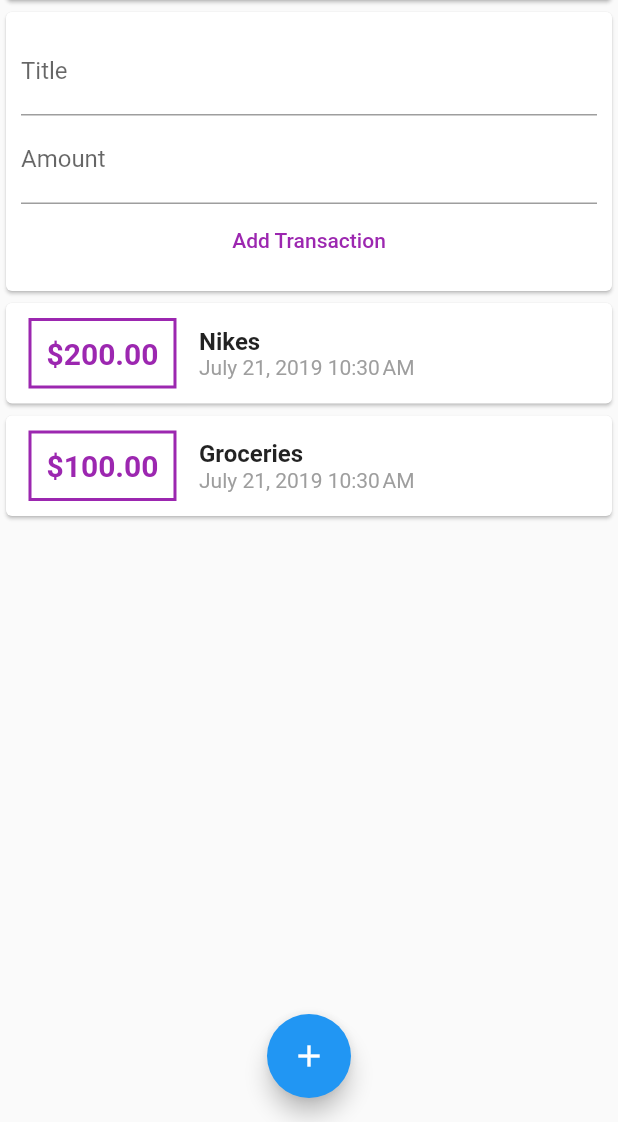
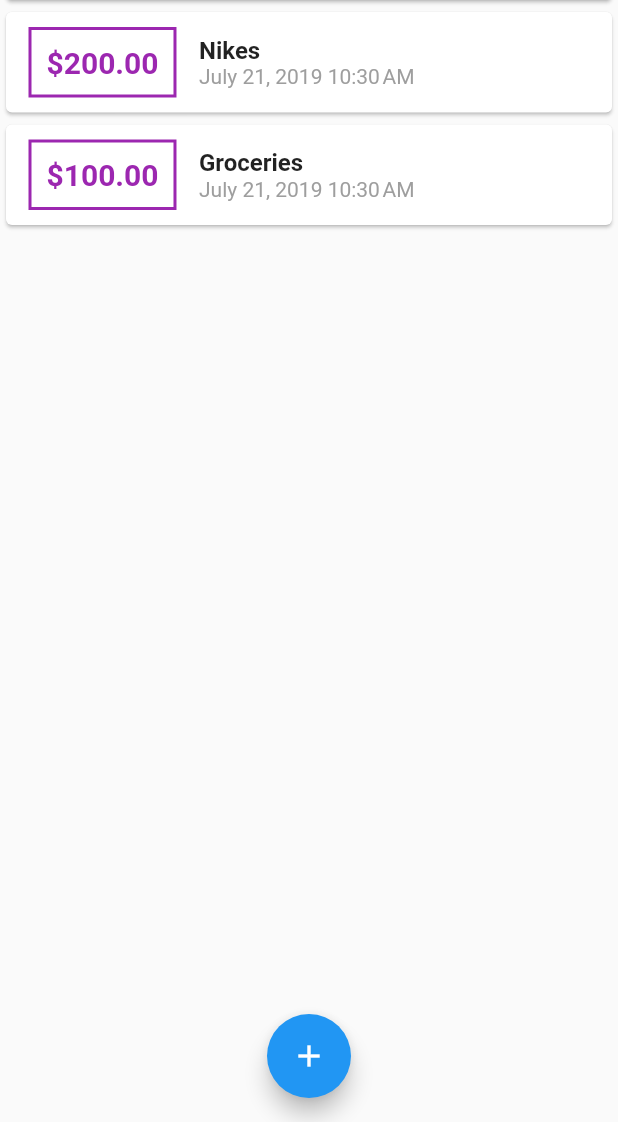
Before and after one commit to khari998/WalletTrackr, a Flutter app: the screen it shows after launch, on a phone screen of 412 x 824 dp, the part 114-1236 px from its top. Run offline on Flutter 3.47's test engine with Material 2 defaults, Android fonts, the phone set to English and light mode, and no system bars.

```diff
--- a/lib/main.dart
+++ b/lib/main.dart
@@ -1,5 +1,8 @@
 import 'package:flutter/material.dart';
-import './widgets/user_transactions.dart';
+
+import './widgets/new_transaction.dart';
+import './models/transaction.dart';
+import './widgets/transaction_list.dart';
 
 void main() => runApp(MyApp());
 
@@ -16,7 +19,52 @@ class MyApp extends StatelessWidget {
   }
 }
 
-class MyHomePage extends StatelessWidget {
+class MyHomePage extends StatefulWidget {
+  @override
+  _MyHomePageState createState() => _MyHomePageState();
+}
+
+class _MyHomePageState extends State<MyHomePage> {
+  final List<Transaction> _userTransactions = [
+    Transaction(
+      id: 't1',
+      title: 'Nikes',
+      amount: 200.00,
+      date: DateTime.now(),
+    ),
+    Transaction(
+      id: 't2',
+      title: 'Groceries',
+      amount: 100.00,
+      date: DateTime.now(),
+    )
+  ];
+
+  void _addTransaction(String txTitle, double txAmount) {
+    final newTx = Transaction(
+      title: txTitle,
+      amount: txAmount,
+      id: DateTime.now().toString(),
+      date: DateTime.now(),
+    );
+
+    setState(() {
+      _userTransactions.add(newTx);
+    });
+  }
+
+  void _triggerTransactionModal(BuildContext cont) {
+    showModalBottomSheet(
+        context: cont,
+        builder: (_) {
+          return GestureDetector(
+            child: NewTransaction(_addTransaction),
+            onTap: () {},
+            behavior: HitTestBehavior.opaque,
+          );
+        });
+  }
+
   @override
   Widget build(BuildContext context) {
     return Scaffold(
@@ -25,12 +73,11 @@ class MyHomePage extends StatelessWidget {
         actions: <Widget>[
           IconButton(
             icon: Icon(Icons.add),
-            onPressed: () {},
+            onPressed: () => _triggerTransactionModal(context),
           )
         ],
       ),
       body: Container(
-        child: SingleChildScrollView(
         child: Column(
           crossAxisAlignment: CrossAxisAlignment.stretch,
           children: <Widget>[
@@ -40,15 +87,14 @@ class MyHomePage extends StatelessWidget {
                 child: Text('Chart'),
               ),
             ),
-              UserTransactions(),
+            TransactionList(_userTransactions),
           ],
-          ),
         ),
       ),
       floatingActionButtonLocation: FloatingActionButtonLocation.centerFloat,
       floatingActionButton: FloatingActionButton(
         child: Icon(Icons.add),
-        onPressed: () {},
+        onPressed: () => _triggerTransactionModal(context),
       ),
     );
   }
--- a/lib/widgets/user_transactions.dart
+++ /dev/null
@@ -1,51 +0,0 @@
-import 'package:flutter/material.dart';
-
-import '../models/transaction.dart';
-import './new_transaction.dart';
-import './transaction_list.dart';
-
-class UserTransactions extends StatefulWidget {
-  @override
-  _UserTransactionsState createState() => _UserTransactionsState();
-}
-
-class _UserTransactionsState extends State<UserTransactions> {
-  final List<Transaction> _userTransactions = [
-    Transaction(
-      id: 't1',
-      title: 'Nikes',
-      amount: 200.00,
-      date: DateTime.now(),
-    ),
-    Transaction(
-      id: 't2',
-      title: 'Groceries',
-      amount: 100.00,
-      date: DateTime.now(),
-    )
-  ];
-
-  void addTransaction(String txTitle, double txAmount) {
-    final newTx = Transaction(
-      title: txTitle,
-      amount: txAmount,
-      id: DateTime.now().toString(),
-      date: DateTime.now(),
-    );
-
-    setState(() {
-      _userTransactions.add(newTx);
-    });
-
-  }
-
-  @override
-  Widget build(BuildContext context) {
-    return Column(
-      children: <Widget>[
-        NewTransaction(addTransaction),
-        TransactionList(_userTransactions),
-      ],
-    );
-  }
-}
```
Lines whose indentation alone changed are shown as unchanged.
